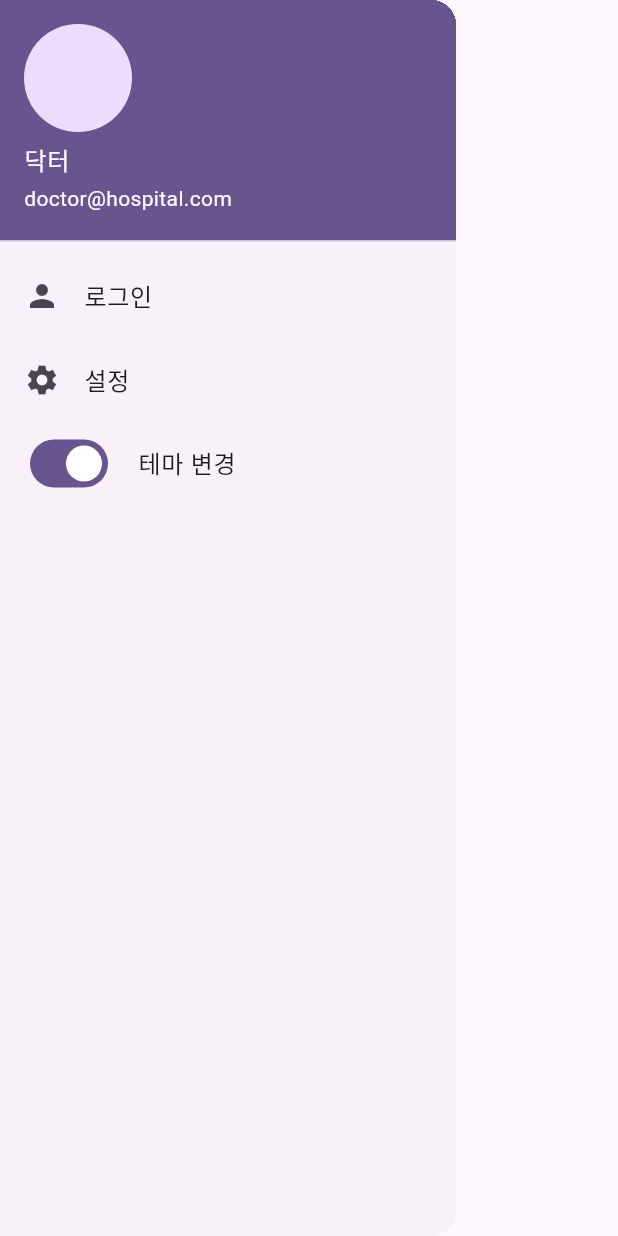
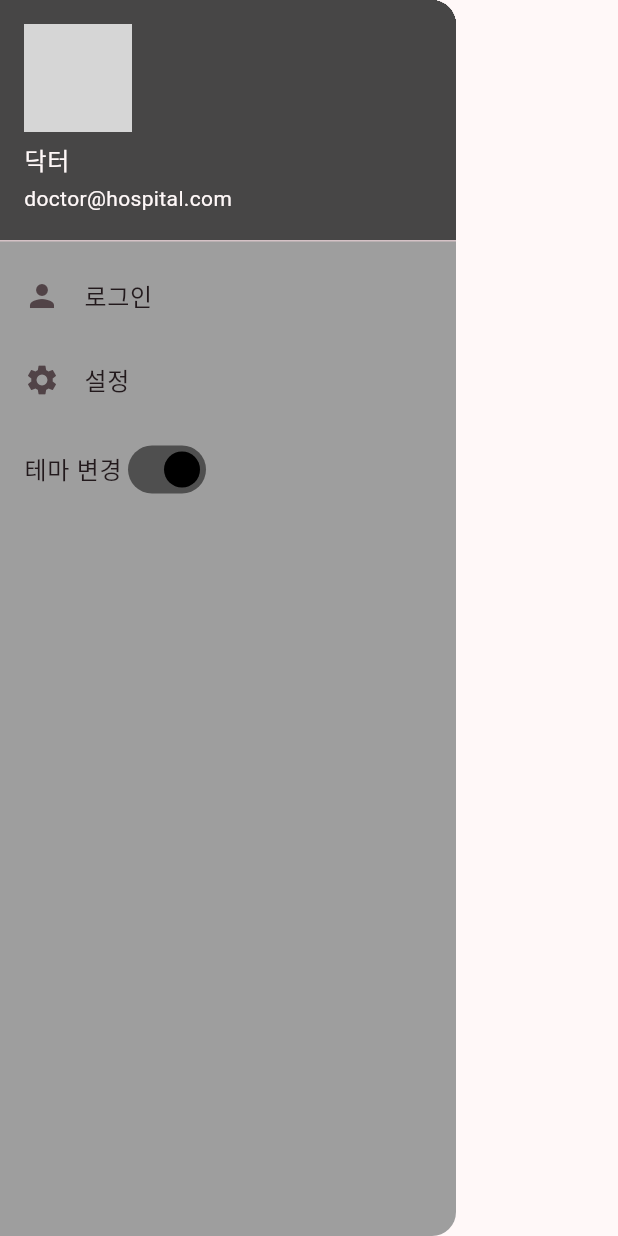
Before and after one commit to seolaox/Dicom-Project, a Flutter app: the DrawerPage widget shown alone on an empty page, opened directly, on a phone screen of 412 x 824 dp. Run offline on Flutter 3.47's test engine with Material 3 defaults, Android fonts, the light colour scheme and no system bars; our stand-ins replace table_calendar; key blocks and very long unbroken strings in the code were emptied for the run; grey boxes are pictures that could not be loaded.

Commit message:
drawer수정

```diff
--- a/lib/components/drawerpage.dart
+++ b/lib/components/drawerpage.dart
@@ -16,16 +16,20 @@ class _DrawerPageState extends State<DrawerPage> {
     switchValue = true;
   }
 
-
   @override
   Widget build(BuildContext context) {
     return Drawer(
+      backgroundColor: Colors.grey,
       child: ListView(
         children: [
           UserAccountsDrawerHeader(
-            currentAccountPicture: (
-              CircleAvatar()
+            decoration: BoxDecoration(
+              color: const Color.fromARGB(255, 71, 70, 70)
             ),
+              currentAccountPicture: (CircleAvatar(
+                backgroundImage: AssetImage('images/doctor icon.webp'),
+
+              )),
               accountName: Text('닥터'),
               accountEmail: Text('doctor@hospital.com')),
           ListTile(
@@ -43,18 +47,25 @@ class _DrawerPageState extends State<DrawerPage> {
             },
           ),
           ListTile(
-              leading: Switch(
+            title: Row(
+              children: [
+                Text('테마 변경'),
+                Switch(
                   value: switchValue,
+                  activeColor: Colors.black,
                   onChanged: (value) {
+                    setState(() {
                       switchValue = value;
+                    });
                     // switchActions();
-                },),
-              title: Text('테마 변경'),
+                  },
+                ),
+              ],
+            ),
             onTap: () {
               //
             },
           ),
-
         ],
       ),
     );
--- a/lib/main.dart
+++ b/lib/main.dart
@@ -26,7 +26,7 @@ class _MyAppState extends State<MyApp> {
 
    //class밑에 있으니까 얘넨 property
   //static으로 쓰는애들은 언제든 참조가능
-  static const seedColor = Colors.deepPurple;
+  static const seedColor = Colors.black;
 
 
   @override
@@ -51,6 +51,7 @@ class _MyAppState extends State<MyApp> {
         colorSchemeSeed: seedColor,
       ),
       home: Home(onChangeTheme: _changeThemeMode),
+      debugShowCheckedModeBanner: false,
     );
   }
 }
```
Lines whose indentation alone changed are shown as unchanged.
